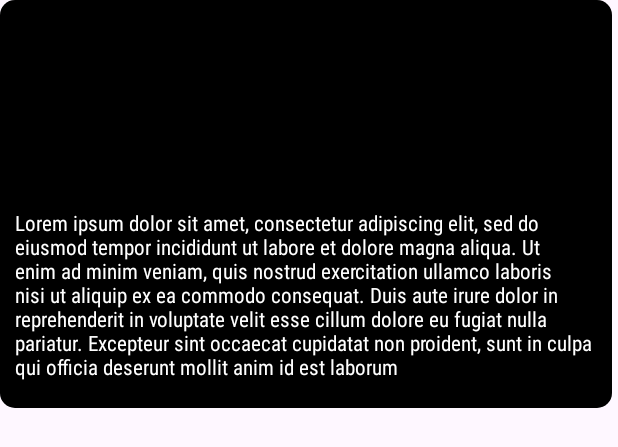
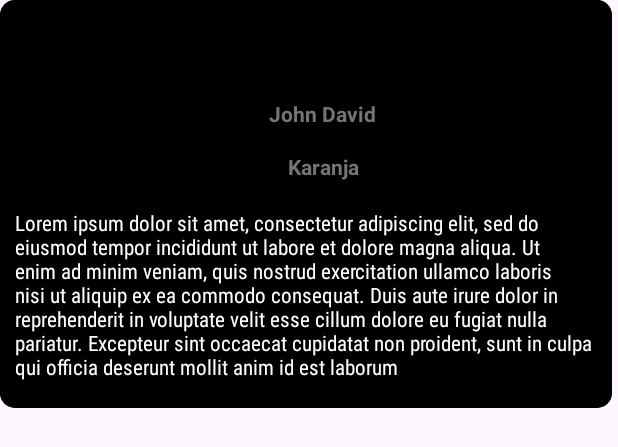
Before and after one commit to Peter-cloud-web/EducativeCourseProject, an Android app: the layout reviews_item.xml on its own in the app's theme, with its tools: preview values and no code run, on a phone screen of 412 x 824 dp. Shown: the top 447 px of the screen. Run offline under Robolectric (Android 15) with nearby library versions, the phone set to English and light mode, and no system bars; Roboto replaces fonts that are not available here.

```diff
--- a/app/src/main/res/layout/fragment_reviews.xml
+++ b/app/src/main/res/layout/fragment_reviews.xml
@@ -11,7 +11,7 @@
         android:id="@+id/recyclerview_reviews"
         android:layout_width="match_parent"
         android:layout_height="wrap_content"
-        tools:listitem="@layout/item_reviews"
+        tools:listitem="@layout/reviews_item"
         app:layout_constraintBottom_toBottomOf="parent"
         app:layout_constraintEnd_toEndOf="parent"
         app:layout_constraintHorizontal_bias="0.0"
--- a/app/src/main/res/layout/reviews_item.xml
+++ b/app/src/main/res/layout/reviews_item.xml
@@ -6,9 +6,9 @@
     android:layout_width="match_parent"
     android:layout_height="wrap_content"
     android:layout_marginEnd="4dp"
-    android:background="@color/colorDark"
+    android:background="@color/black"
     android:textAlignment="center"
-    app:cardBackgroundColor="@color/colorDark"
+    app:cardBackgroundColor="@color/black"
     app:cardCornerRadius="10dp">
 
     <androidx.constraintlayout.widget.ConstraintLayout
@@ -54,7 +54,7 @@
             android:fontFamily="@font/allerta"
             android:paddingBottom="0dp"
             android:text="Karanja"
-            android:textColor="@color/black"
+            android:textColor="@color/grey"
             android:textStyle="bold"
             app:layout_constraintEnd_toEndOf="parent"
             app:layout_constraintHorizontal_bias="0.532"
@@ -69,7 +69,7 @@
             android:fontFamily="@font/allerta"
             android:paddingBottom="0dp"
             android:text="John David"
-            android:textColor="@color/black"
+            android:textColor="@color/grey"
             android:textStyle="bold"
             app:layout_constraintEnd_toEndOf="parent"
             app:layout_constraintHorizontal_bias="0.532"
--- a/app/src/main/res/values/colors.xml
+++ b/app/src/main/res/values/colors.xml
@@ -1,6 +1,7 @@
 <?xml version="1.0" encoding="utf-8"?>
 <resources>
     <color name="black">#FF000000</color>
+    <color name="grey">#777474</color>
     <color name="white">#FFFFFFFF</color>
     <color name="red">#FF0000</color>
     <color name="green">#4BAA4F</color>
```
Also changed, not shown: app/src/main/res/navigation/movie_navigation_graph.xml (+6 -1 lines).
